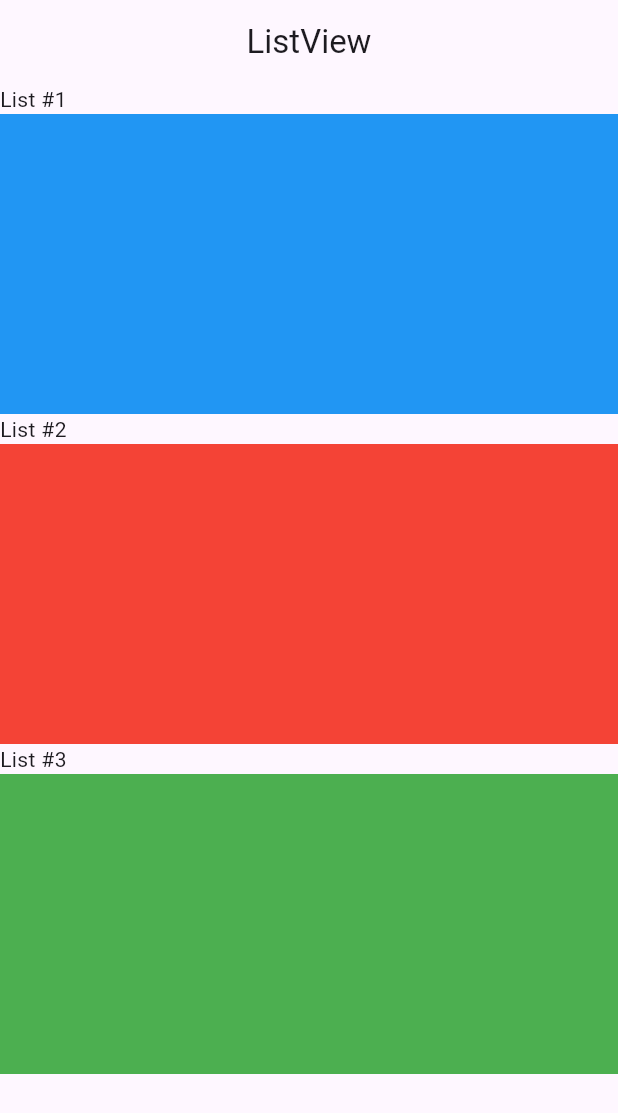
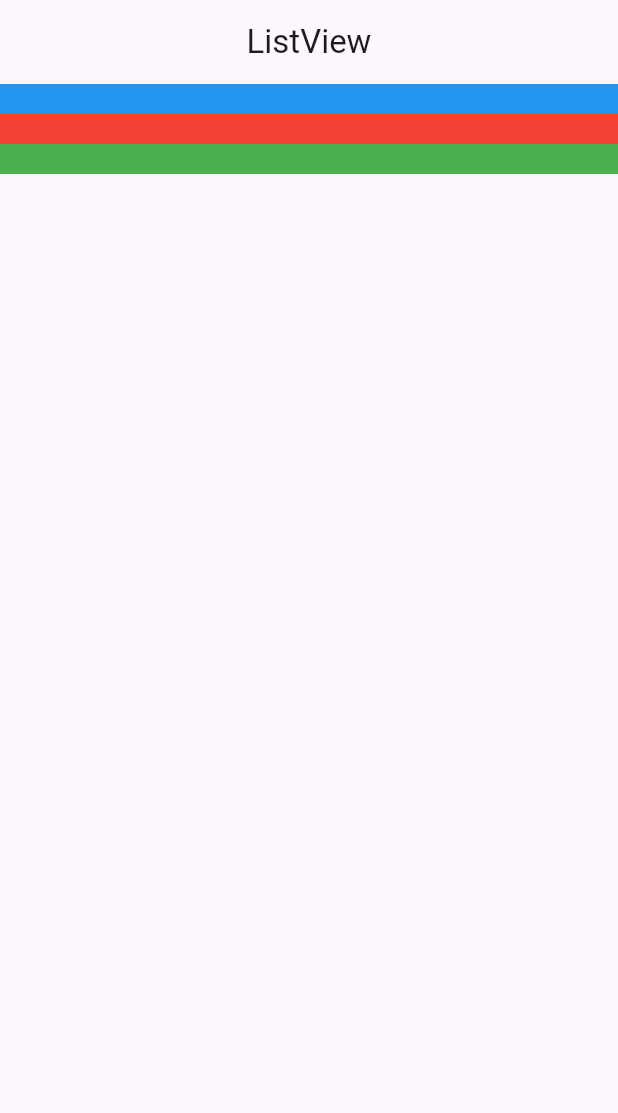
Before and after one commit to Lodny/core_courses, a Flutter app: the screen it shows after launch, on a phone screen of 412 x 824 dp. Shown: the top 1113 px of the screen. Run offline on Flutter 3.47's test engine with Material 3 defaults, Android fonts, the phone set to English and light mode, and no system bars.

Commit message:
compare - ListView + func - ListView.builder - ListView + map

```diff
--- a/lib/page/scaffold_page.dart
+++ b/lib/page/scaffold_page.dart
@@ -1,6 +1,21 @@
 import 'package:flutter/material.dart';
 
 class ScaffoldPage extends StatelessWidget {
+  static const listData = [
+    {
+      'index': 1,
+      'color': Colors.blue,
+    },
+    {
+      'index': 1,
+      'color': Colors.red,
+    },
+    {
+      'index': 1,
+      'color': Colors.green,
+    }
+  ];
+
   const ScaffoldPage({super.key});
 
   @override
@@ -10,24 +25,48 @@ class ScaffoldPage extends StatelessWidget {
         title: const Text('ListView'),
         centerTitle: true,
       ),
+      // body: ListView(
+      //   children: [
+      //     ...getListViewItem(1, Colors.blue),
+      //     ...getListViewItem(2, Colors.red),
+      //     ...getListViewItem(3, Colors.green),
+      //   ]
+      // ),
+
       body: ListView(
-        children: [
-          ...getListViewItem(1, Colors.blue),
-          ...getListViewItem(2, Colors.red),
-          ...getListViewItem(3, Colors.green),
-        ]
+        children: listData.map((data) =>
+            getListViewItem(data['index'] as int, data['color'] as Color)).toList(),
       ),
+
+      // body: ListView.builder(
+      //   itemCount: listData.length,
+      //   itemBuilder:(context, index) => Column(
+      //     children: getListViewItem(
+      //       listData[index]['index'] as int,
+      //       listData[index]['color'] as Color,
+      //     ),
+      //   ),
+      // ),
+
     );
   }
 
-  List<Widget> getListViewItem(int index, Color color) {
-    return [
-        Text('List #$index'),
+  // List<Widget> getListViewItem(int index, Color color) {
+  Widget getListViewItem(int index, Color color) {
+    return
         Container(
           width: 200,
-          height: 200,
+          height: 20,
           color: color,
-        )
-      ];
+        );
+
+    // return [
+    //   Text('List #$index'),
+    //   Container(
+    //     width: 200,
+    //     height: 20,
+    //     color: color,
+    //   )
+    // ];
   }
 }
```
